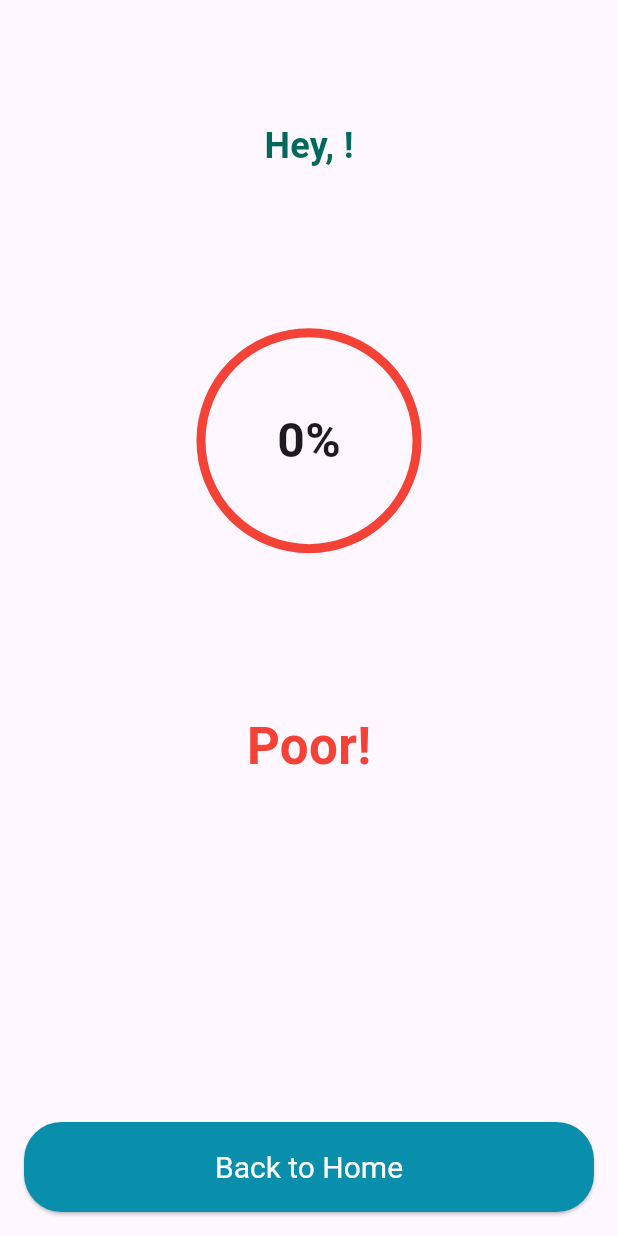
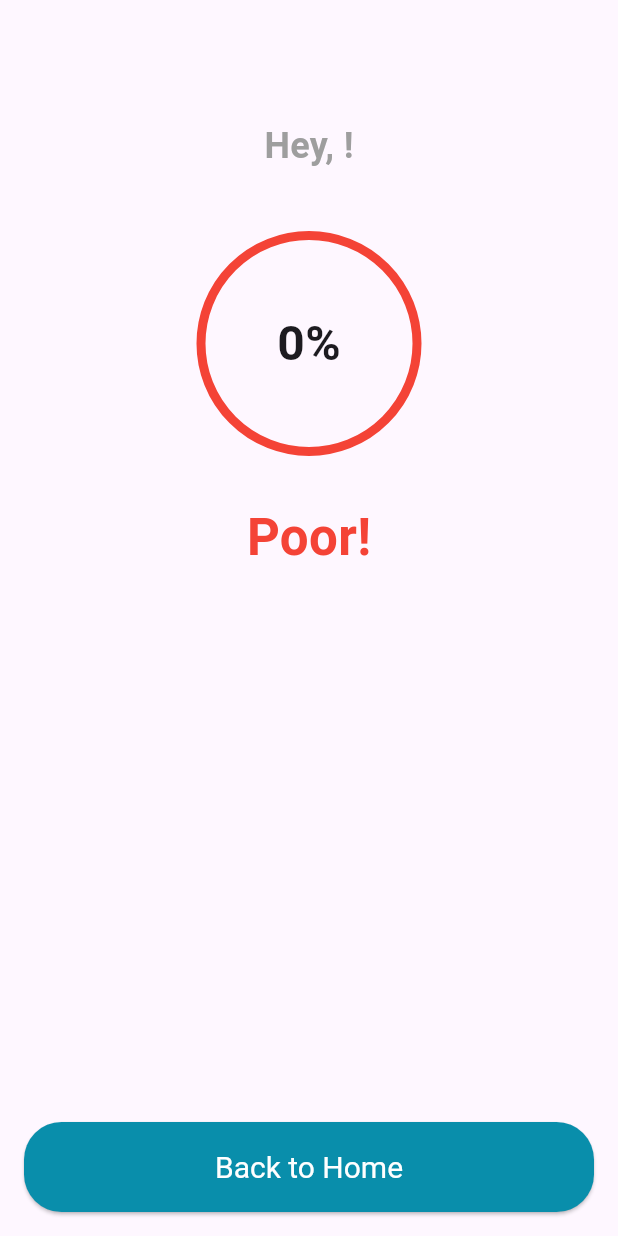
Before and after one commit to VASANTH04032004/quiz_app, a Flutter app: the ResultScreen screen opened directly with empty values, on a phone screen of 412 x 824 dp. Run offline on Flutter 3.47's test engine with Material 3 defaults, Android fonts, the phone set to English and light mode, and no system bars.

Commit message:
change the space adjustments

```diff
--- a/lib/screen/name_input_screen.dart
+++ b/lib/screen/name_input_screen.dart
@@ -13,7 +13,6 @@ class _UserNameScreenState extends State<UserNameScreen> with SingleTickerProvid
   late Animation<double> _scaleAnimation;
   late Animation<double> _buttonScaleAnimation;
   bool _isButtonPressed = false;
-  bool _isFocused = false;
 
   @override
   void initState() {
@@ -107,7 +106,6 @@ class _UserNameScreenState extends State<UserNameScreen> with SingleTickerProvid
                         Focus(
                           onFocusChange: (hasFocus) {
                             setState(() {
-                              _isFocused = hasFocus;
                             });
                           },
                           child: TextField(
--- a/lib/screen/result_screen.dart
+++ b/lib/screen/result_screen.dart
@@ -35,10 +35,8 @@ class _ResultScreenState extends State<ResultScreen> with SingleTickerProviderSt
 
   @override
   Widget build(BuildContext context) {
-    // Calculate the percentage
     int percentage = widget.total > 0 ? ((widget.score / widget.total) * 100).round() : 0;
 
-    // Determine the circle's outline color based on the percentage
     Color outlineColor;
     if (percentage <= 40) {
       outlineColor = Colors.red;
@@ -65,18 +63,15 @@ class _ResultScreenState extends State<ResultScreen> with SingleTickerProviderSt
                   style: TextStyle(
                     fontSize: 24,
                     fontWeight: FontWeight.bold,
-                    color: Colors.teal.shade800,
+                    color: Colors.grey,
                   ),
                 ),
               ),
             ),
           ),
-
-          Expanded(
-            child: Column(
-              children: [
-                Spacer(flex: 1), // Pushes the circle to the middle
-                ScaleTransition(
+          Padding(
+            padding: const EdgeInsets.only(top: 40.0),
+            child: ScaleTransition(
               scale: _scaleAnimation,
               child: AnimatedContainer(
                 duration: const Duration(milliseconds: 500),
@@ -97,8 +92,10 @@ class _ResultScreenState extends State<ResultScreen> with SingleTickerProviderSt
                 ),
               ),
             ),
-                Spacer(flex: 1), // Pushes the text below the circle
-                FadeTransition(
+          ),
+          Padding(
+            padding: const EdgeInsets.only(top: 30.0),
+            child: FadeTransition(
               opacity: _fadeAnimation,
               child: Text(
                 resultText,
@@ -109,12 +106,12 @@ class _ResultScreenState extends State<ResultScreen> with SingleTickerProviderSt
                 ),
               ),
             ),
-                Spacer(flex: 2), // Adjust space between circle and button
-              ],
           ),
-          ),
-          Padding(
-            padding: const EdgeInsets.all(16.0), // Equal padding on all sides for the button
+          Expanded(
+            child: Align(
+              alignment: Alignment.bottomCenter,
+              child: Padding(
+                padding: const EdgeInsets.all(16.0),
                 child: ScaleTransition(
                   scale: _scaleAnimation,
                   child: ElevatedButton(
@@ -136,6 +133,8 @@ class _ResultScreenState extends State<ResultScreen> with SingleTickerProviderSt
                       ),
                     ),
                     child: Text('Back to Home'),
+                  ),
+                ),
               ),
             ),
           ),
```
Lines whose indentation alone changed are shown as unchanged.
